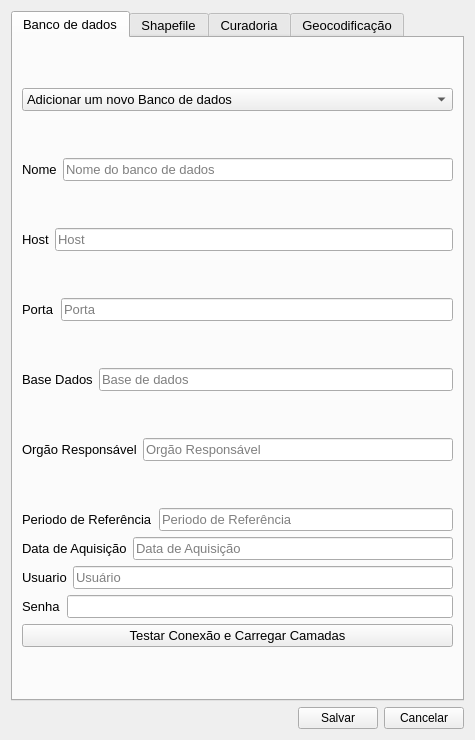
Above: settings/config_window.ui from spuhub/prisma before the change. Below: the same form after it.
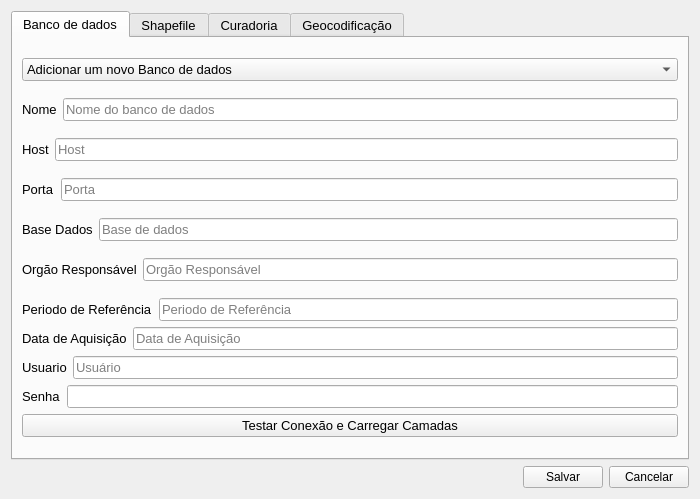
That is the form after the change. The open tabs and pages were chosen to show the change. Custom widgets are drawn as their Qt base class.

Commit message: ajuste de telas

The edit to the form file:
```diff
--- a/settings/config_window.ui
+++ b/settings/config_window.ui
@@ -6,8 +6,8 @@
    <rect>
     <x>0</x>
     <y>0</y>
-    <width>475</width>
-    <height>740</height>
+    <width>700</width>
+    <height>499</height>
    </rect>
   </property>
   <property name="windowTitle">
```
Left out of the diff: 2 changed lines with no effect on the pictures.
